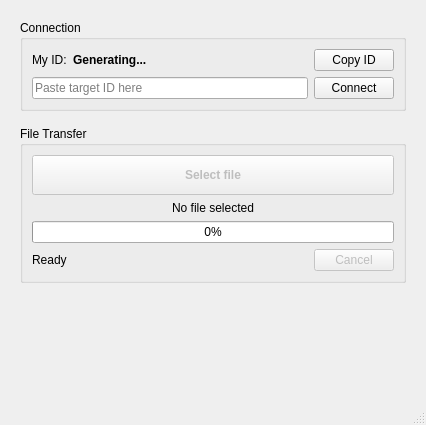
Before: the Qt Designer form mainwindow.ui in miikeGit/P2PClient, drawn with Qt 5.
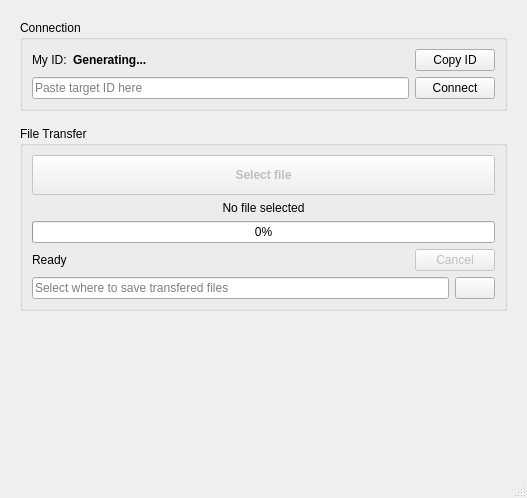
After: the same form once the commit is applied. Icons and pictures are not drawn.

Commit message: add ability to select file download path

The edit to the form file:
```diff
--- a/mainwindow.ui
+++ b/mainwindow.ui
@@ -6,8 +6,8 @@
    <rect>
     <x>0</x>
     <y>0</y>
-    <width>426</width>
-    <height>425</height>
+    <width>527</width>
+    <height>498</height>
    </rect>
   </property>
   <property name="windowTitle">
@@ -184,6 +184,39 @@
          </item>
         </layout>
        </item>
+       <item>
+        <layout class="QHBoxLayout" name="horizontalLayout_path">
+         <item>
+          <widget class="QLineEdit" name="downloadPath">
+           <property name="toolTip">
+            <string>Select where to save transfered files</string>
+           </property>
+           <property name="text">
+            <string/>
+           </property>
+           <property name="readOnly">
+            <bool>true</bool>
+           </property>
+           <property name="placeholderText">
+            <string>Select where to save transfered files</string>
+           </property>
+          </widget>
+         </item>
+         <item>
+          <widget class="QPushButton" name="selectDownloadPathButton">
+           <property name="toolTip">
+            <string>Select where to save transfered files</string>
+           </property>
+           <property name="text">
+            <string/>
+           </property>
+           <property name="icon">
+            <iconset theme="folder"/>
+           </property>
+          </widget>
+         </item>
+        </layout>
+       </item>
       </layout>
      </widget>
     </item>
```
The commit also changes 6 other files.
